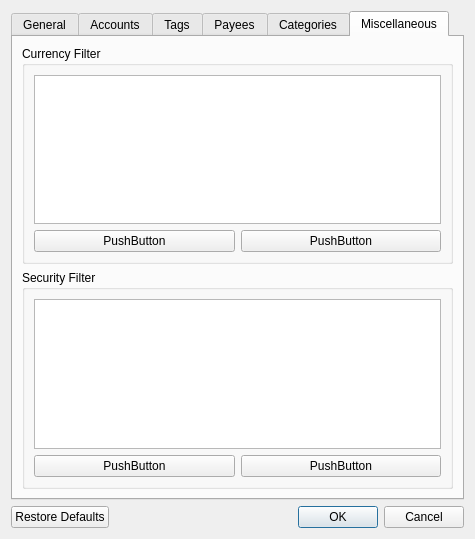
First picture: the form in src/views/ui_files/forms/transaction_filter_form.ui, repository JakubFranek/Kapytal, before the edit.
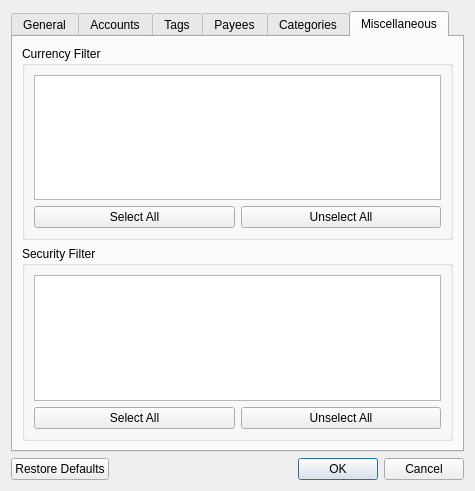
Second picture: the form after the edit. The open tabs and pages were chosen to show the change.

Commit message:
Implement TagFilterPresenter functionality
Fix bug: SpecificTagsFilter filtered out Tag-less Transactions.
Enable TransactionFilterForm Tags search, Select All and Unselect All.
Add logic for when TaglessFilter mode changes in TransactionFilterForm.
Add docstrings to Tag filter classes.
Add funnel with exclamation mark icon.

```diff
--- a/src/views/ui_files/forms/transaction_filter_form.ui
+++ b/src/views/ui_files/forms/transaction_filter_form.ui
@@ -10,7 +10,7 @@
     <x>0</x>
     <y>0</y>
     <width>475</width>
-    <height>539</height>
+    <height>491</height>
    </rect>
   </property>
   <property name="sizePolicy">
@@ -534,14 +534,14 @@
             <item>
              <widget class="QPushButton" name="currencyFilterSelectAllPushButton">
               <property name="text">
-               <string>PushButton</string>
+               <string>Select All</string>
               </property>
              </widget>
             </item>
             <item>
              <widget class="QPushButton" name="currencyFilterUnselectAllPushButton">
               <property name="text">
-               <string>PushButton</string>
+               <string>Unselect All</string>
               </property>
              </widget>
             </item>
@@ -564,14 +564,14 @@
             <item>
              <widget class="QPushButton" name="securityFilterSelectAllPushButton">
               <property name="text">
-               <string>PushButton</string>
+               <string>Select All</string>
               </property>
              </widget>
             </item>
             <item>
              <widget class="QPushButton" name="securityFilterUnselectAllPushButton">
               <property name="text">
-               <string>PushButton</string>
+               <string>Unselect All</string>
               </property>
              </widget>
             </item>
```
The commit also changes 12 other files.
